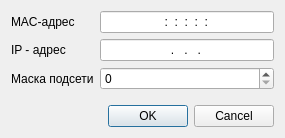
First picture: the form in src/gui/ethernetInterfacesettingsdialog.ui, repository otsheln1k/qnetsim, before the edit.
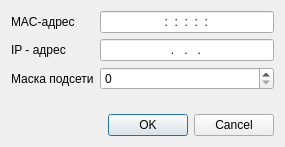
Second picture: the form after the edit.

Commit message: Integrate interface configuration dialog

The edit to the form file:
```diff
--- a/src/gui/ethernetInterfacesettingsdialog.ui
+++ b/src/gui/ethernetInterfacesettingsdialog.ui
@@ -7,7 +7,7 @@
     <x>0</x>
     <y>0</y>
     <width>285</width>
-    <height>138</height>
+    <height>147</height>
    </rect>
   </property>
   <property name="windowTitle">
```
Left out of the diff: 6 changed lines with no effect on the pictures. The commit also changes 6 other files.
